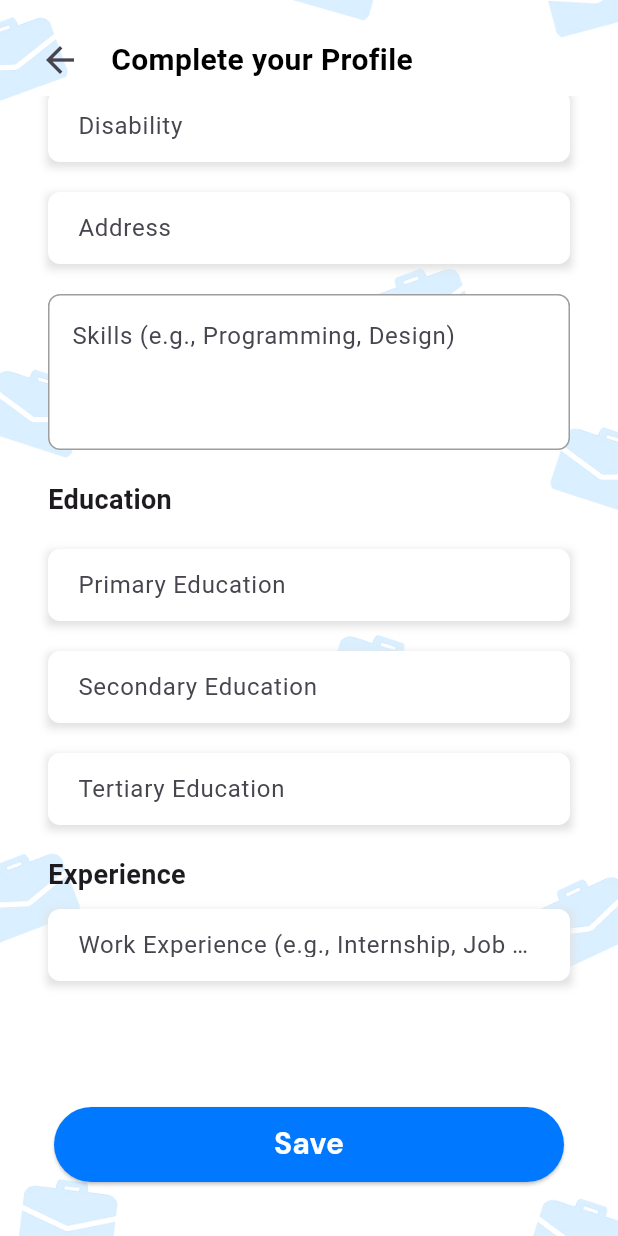
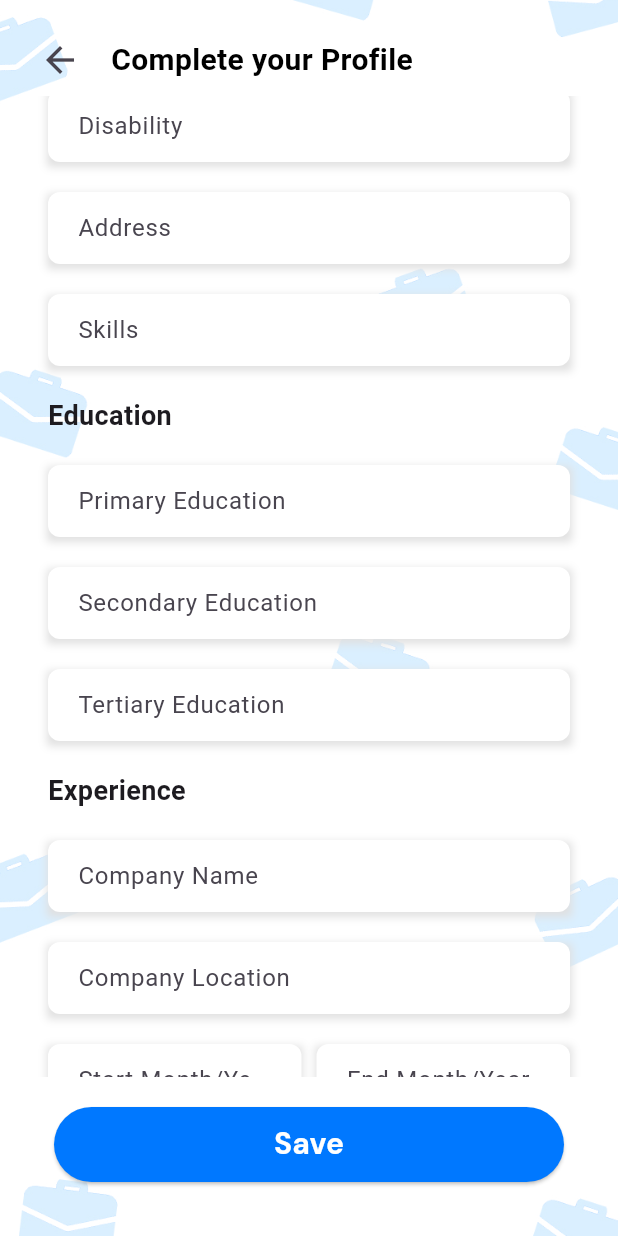
Before and after one commit to St4ckkk/Jobility, a Flutter app: the screen it shows after launch, scrolled down 464 dp, on a phone screen of 412 x 824 dp. Run offline on Flutter 3.47's test engine with Material 3 defaults, Android fonts, the light colour scheme and no system bars; our stand-ins replace cloud_firestore, firebase_auth, firebase_core, get, image_picker, shared_preferences; accounts and stored records are empty.

Commit message:
changes: added bio field and exp field

```diff
--- a/jobility_app/lib/screens/profileSetup/views/profile.view.dart
+++ b/jobility_app/lib/screens/profileSetup/views/profile.view.dart
@@ -22,6 +22,12 @@ class _ProfileState extends State<Profile> {
   final TextEditingController _skillsController = TextEditingController();
   final TextEditingController _experienceController = TextEditingController();
   final TextEditingController _educationController = TextEditingController();
+  final TextEditingController _bioController = TextEditingController();
+  final TextEditingController _locationController = TextEditingController();
+  final TextEditingController _startDateController = TextEditingController();
+  final TextEditingController _endDateController = TextEditingController();
+  final TextEditingController _experienceDescriptionController =
+      TextEditingController();
 
   XFile? _image;
 
@@ -127,9 +133,11 @@ class _ProfileState extends State<Profile> {
           const SizedBox(height: 20),
           _buildSkillsField(),
           const SizedBox(height: 20),
-          _buildEducationFields(), // Updated to use a method for education fields
+          _buildEducationFields(),
           const SizedBox(height: 20),
-          _buildExperienceField(), // Updated to use a method for experience field
+          _buildExperienceField(),
+          const SizedBox(height: 20),
+          _buildBioField(),
           const SizedBox(height: 32),
         ],
       ),
@@ -167,11 +175,58 @@ class _ProfileState extends State<Profile> {
       children: [
         const Text("Experience",
             style: TextStyle(fontSize: 18, fontWeight: FontWeight.bold)),
+        const SizedBox(height: 20),
+        CustomTextFormField(
+          controller: _experienceController,
+          labelText: "Company Name",
+        ),
+        const SizedBox(height: 20),
+        CustomTextFormField(
+          controller: _locationController,
+          labelText: "Company Location",
+        ),
+        const SizedBox(height: 20),
+        Row(
+          children: [
+            Expanded(
+              child: CustomTextFormField(
+                controller: _startDateController,
+                labelText: "Start Month/Year",
+                keyboardType: TextInputType.datetime,
+              ),
+            ),
+            const SizedBox(width: 10),
+            Expanded(
+              child: CustomTextFormField(
+                controller: _endDateController,
+                labelText: "End Month/Year",
+                keyboardType: TextInputType.datetime,
+              ),
+            ),
+          ],
+        ),
+        const SizedBox(height: 20),
+        CustomTextFormField(
+          controller: _experienceDescriptionController,
+          labelText: "Experience Description",
+          maxLines: 3,
+          keyboardType: TextInputType.multiline,
+        ),
+      ],
+    );
+  }
+
+  Widget _buildBioField() {
+    return Column(
+      crossAxisAlignment: CrossAxisAlignment.start,
+      children: [
+        const Text("Bio",
+            style: TextStyle(fontSize: 18, fontWeight: FontWeight.bold)),
         const SizedBox(height: 10),
         CustomTextFormField(
-          controller: _experienceController,
-          labelText: "Work Experience (e.g., Internship, Job Title)",
-          maxLines: 3, // Allow multiple lines for experience description
+          controller: _bioController,
+          labelText: "Tell us about yourself",
+          maxLines: 4,
           keyboardType: TextInputType.multiline,
         ),
       ],
@@ -278,76 +333,47 @@ class _ProfileState extends State<Profile> {
     );
   }
 
-  Widget _buildPhonePrefix() {
-    return Padding(
-      padding: const EdgeInsets.symmetric(horizontal: 8.0),
-      child: Row(
-        mainAxisSize: MainAxisSize.min,
-        children: [
-          Image(
-            image: AssetImage(AssetPaths.getImagePath('flag_ph.png')),
-            width: 24,
-            height: 24,
-          ),
-          const SizedBox(width: 8),
-          const Text("+63"),
-        ],
-      ),
-    );
-  }
-
   Widget _buildPhoneField() {
     return CustomTextFormField(
       controller: _phoneController,
       labelText: "Phone Number",
       keyboardType: TextInputType.phone,
-      prefixIcon: _buildPhonePrefix(),
+    );
+  }
+
+  Widget _buildGenderField() {
+    return Row(
+      children: [
+        Expanded(
+          child: ListTile(
+            title: const Text('Male'),
+            leading: Radio(
+              value: 'Male',
+              groupValue: null, // update with your state
+              onChanged: (value) {},
+            ),
+          ),
+        ),
+        Expanded(
+          child: ListTile(
+            title: const Text('Female'),
+            leading: Radio(
+              value: 'Female',
+              groupValue: null, // update with your state
+              onChanged: (value) {},
+            ),
+          ),
+        ),
+      ],
     );
   }
 
   Widget _buildSkillsField() {
-    return TextFormField(
+    return CustomTextFormField(
       controller: _skillsController,
-      decoration: InputDecoration(
-        hintText: "Skills (e.g., Programming, Design)",
-        border: _inputBorder(),
-        filled: true,
-        fillColor: Colors.white,
-        enabledBorder: _inputBorder(),
-        focusedBorder: _inputBorder(color: Colors.blue),
-      ),
+      labelText: "Skills",
       maxLines: 3,
       keyboardType: TextInputType.multiline,
-    );
-  }
-
-  Widget _buildGenderField() {
-    return DropdownButtonFormField<String>(
-      decoration: InputDecoration(
-        hintText: "Gender",
-        border: _inputBorder(),
-        filled: true,
-        fillColor: Colors.white,
-        enabledBorder: _inputBorder(color: AppColors.grayAccentColor),
-        focusedBorder: _inputBorder(color: AppColors.primaryColor),
-      ),
-      items: ["Male", "Female", "Other"].map((String value) {
-        return DropdownMenuItem<String>(
-          value: value,
-          child: Text(value),
-        );
-      }).toList(),
-      onChanged: (newValue) {
-        // Handle gender selection
-      },
-    );
-  }
-
-  Widget _buildDisabilityField() {
-    return _buildInputField(
-      controller: _disabilityController,
-      hintText: "Disability",
-      inputType: TextInputType.text,
     );
   }
 
```
